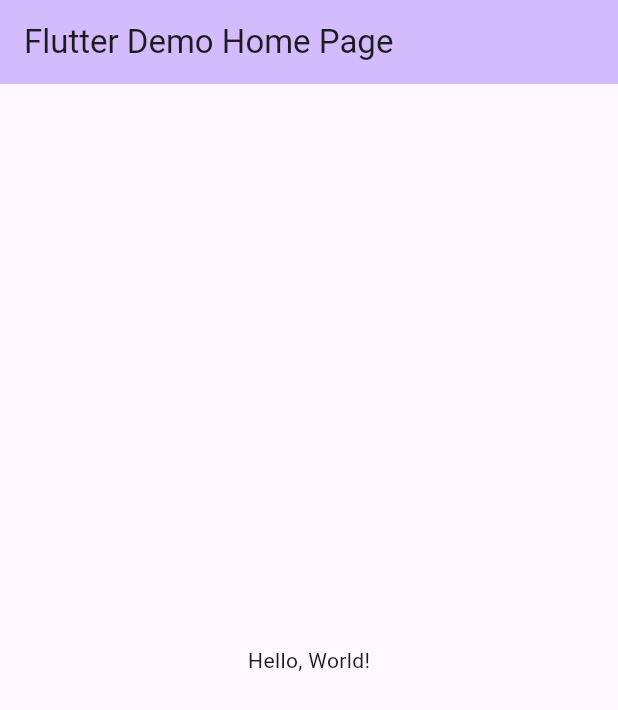
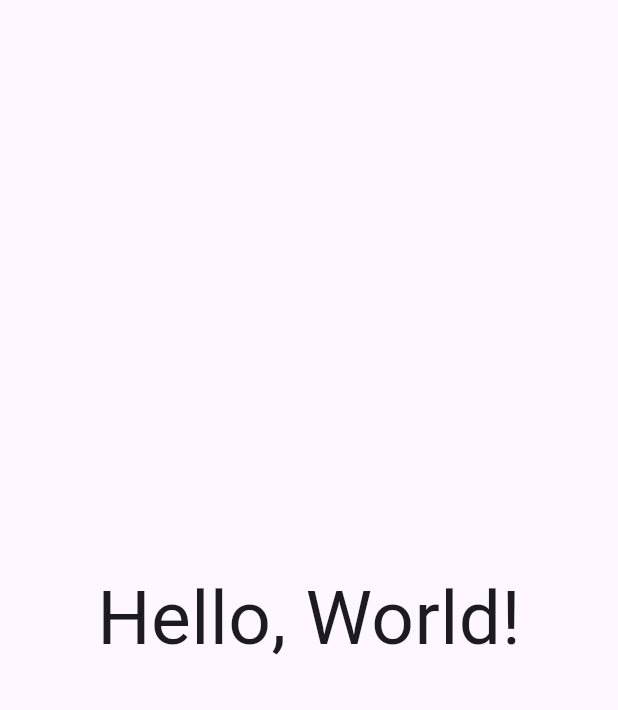
Before and after one commit to NguyenMinhPNT/maldives, a Flutter app: the screen it shows after launch, on a phone screen of 412 x 824 dp. Shown: the top 710 px of the screen. Run offline on Flutter 3.47's test engine with Material 3 defaults, Android fonts, the phone set to English and light mode, and no system bars; our stand-ins replace device_preview.

Commit message:
clean theme

```diff
--- a/lib/main.dart
+++ b/lib/main.dart
@@ -19,31 +19,24 @@ class MyApp extends StatelessWidget {
   @override
   Widget build(BuildContext context) {
     return MaterialApp(
-      title: 'Flutter Demo',
       useInheritedMediaQuery: true,
       locale: DevicePreview.locale(context),
       builder: DevicePreview.appBuilder,
-      theme: ThemeData(
-        colorScheme: ColorScheme.fromSeed(seedColor: Colors.deepPurple),
-      ),
-      home: const MyHomePage(title: 'Flutter Demo Home Page'),
+      debugShowCheckedModeBanner: false,
+      home: const MyHomePage(),
     );
   }
 }
 
 class MyHomePage extends StatelessWidget {
-  const MyHomePage({super.key, required this.title});
-
-  final String title;
+  const MyHomePage({super.key}); // <-- Added missing constructor
 
   @override
   Widget build(BuildContext context) {
     return Scaffold(
-      appBar: AppBar(
-        backgroundColor: Theme.of(context).colorScheme.inversePrimary,
-        title: Text(title),
+      body: const Center(
+        child: Text('Hello, World!', style: TextStyle(fontSize: 50)),
       ),
-      body: const Center(child: Text('Hello, World!')),
     );
   }
 }
```
